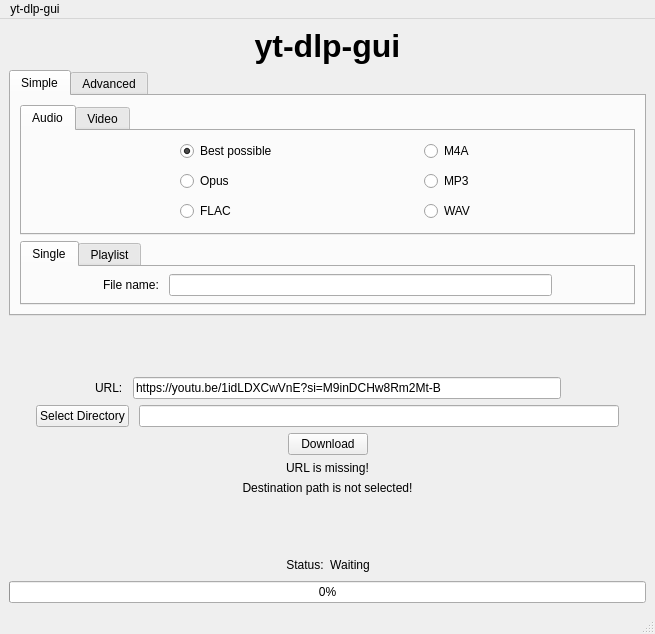
Old version of the form maingui.ui in the repository Bundes197/yt-dlp-gui.
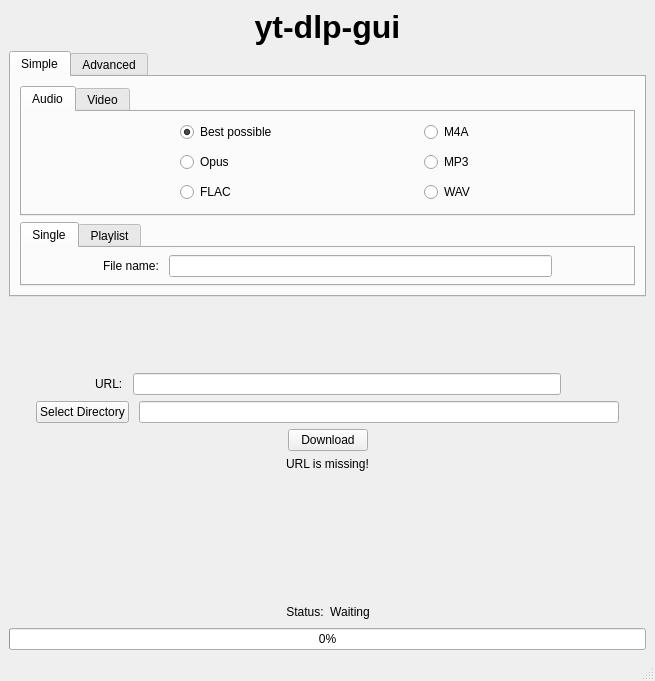
New version of the form.

Commit message: feat: input validation, better error handling

```diff
--- a/maingui.ui
+++ b/maingui.ui
@@ -7,7 +7,7 @@
     <x>0</x>
     <y>0</y>
     <width>655</width>
-    <height>634</height>
+    <height>681</height>
    </rect>
   </property>
   <property name="windowTitle">
@@ -541,9 +541,6 @@
           <height>0</height>
          </size>
         </property>
-        <property name="text">
-         <string>https://youtu.be/1idLDXCwVnE?si=M9inDCHw8Rm2Mt-B</string>
-        </property>
         <property name="maxLength">
          <number>256</number>
         </property>
@@ -688,14 +685,17 @@
        </widget>
       </item>
       <item>
-       <widget class="QLabel" name="pathErrorLabel">
-        <property name="text">
-         <string>Destination path is not selected!</string>
+       <spacer name="verticalSpacer_2">
+        <property name="orientation">
+         <enum>Qt::Orientation::Vertical</enum>
         </property>
-        <property name="alignment">
-         <set>Qt::AlignmentFlag::AlignCenter</set>
+        <property name="sizeHint" stdset="0">
+         <size>
+          <width>20</width>
+          <height>40</height>
+         </size>
         </property>
-       </widget>
+       </spacer>
       </item>
      </layout>
     </item>
@@ -787,12 +787,6 @@
      <height>30</height>
     </rect>
    </property>
-   <widget class="QMenu" name="menuyt_dlp_gui">
-    <property name="title">
-     <string>yt-dlp-gui</string>
-    </property>
-   </widget>
-   <addaction name="menuyt_dlp_gui"/>
   </widget>
   <widget class="QStatusBar" name="statusBar"/>
  </widget>
```
Left out of the diff: 6 changed lines with no effect on the pictures. The commit also changes 3 other files.
